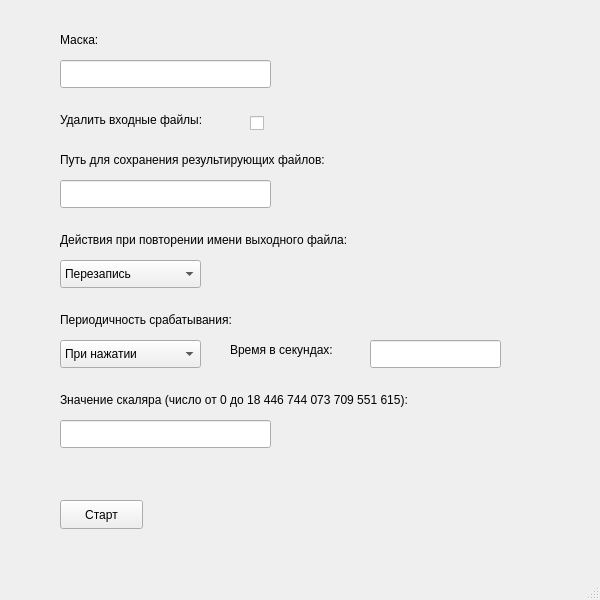
Qt form mainwindow.ui (comp1ler1/Simple-XOR) before a commit.
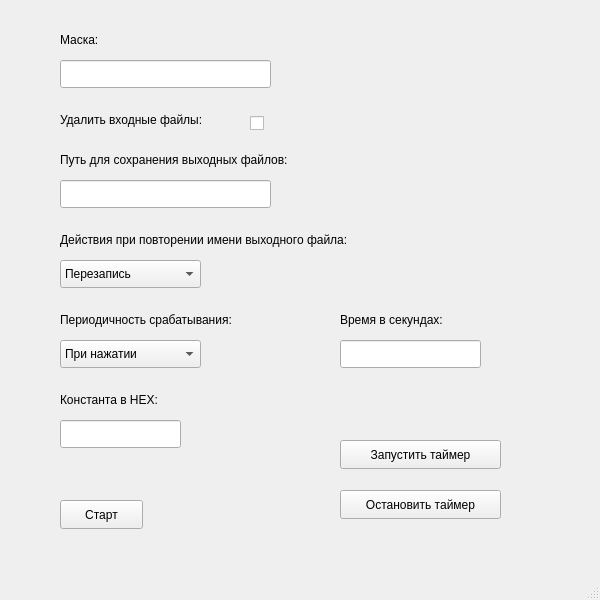
The same form after that commit.

Commit message: Project is ready

```diff
--- a/mainwindow.ui
+++ b/mainwindow.ui
@@ -145,9 +145,9 @@
    <widget class="QLineEdit" name="lineEdit_3">
     <property name="geometry">
      <rect>
-      <x>370</x>
+      <x>340</x>
       <y>340</y>
-      <width>131</width>
+      <width>141</width>
       <height>28</height>
      </rect>
     </property>
@@ -160,7 +160,7 @@
      <rect>
       <x>60</x>
       <y>420</y>
-      <width>211</width>
+      <width>121</width>
       <height>28</height>
      </rect>
     </property>
@@ -173,19 +173,19 @@
      <rect>
       <x>60</x>
       <y>390</y>
-      <width>431</width>
+      <width>211</width>
       <height>20</height>
      </rect>
     </property>
     <property name="text">
-     <string>Значение скаляра (число от 0 до 18 446 744 073 709 551 615):</string>
+     <string>Константа в HEX:</string>
     </property>
    </widget>
    <widget class="QLabel" name="label_7">
     <property name="geometry">
      <rect>
-      <x>230</x>
-      <y>340</y>
+      <x>340</x>
+      <y>310</y>
       <width>131</width>
       <height>20</height>
      </rect>
@@ -214,7 +214,33 @@
      </rect>
     </property>
     <property name="text">
-     <string>Путь для сохранения результирующих файлов:</string>
+     <string>Путь для сохранения выходных файлов:</string>
+    </property>
+   </widget>
+   <widget class="QPushButton" name="pushButton_2">
+    <property name="geometry">
+     <rect>
+      <x>340</x>
+      <y>490</y>
+      <width>161</width>
+      <height>29</height>
+     </rect>
+    </property>
+    <property name="text">
+     <string>Остановить таймер</string>
+    </property>
+   </widget>
+   <widget class="QPushButton" name="pushButton_3">
+    <property name="geometry">
+     <rect>
+      <x>340</x>
+      <y>440</y>
+      <width>161</width>
+      <height>29</height>
+     </rect>
+    </property>
+    <property name="text">
+     <string>Запустить таймер</string>
     </property>
    </widget>
   </widget>
```
The commit also changes 2 other files.
